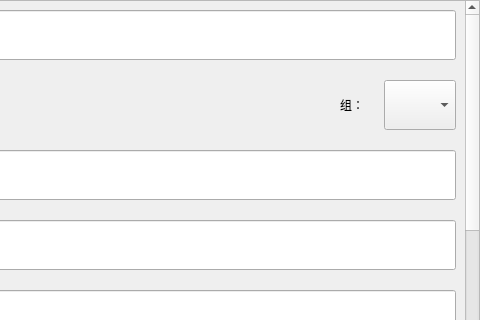
Old version of the form src/widget/wordcreatewidget.ui in the repository CongXue0/WordTerminator; both pictures show x 340 to 820 and y 0 to 320 of the 820 by 790 pixel window.
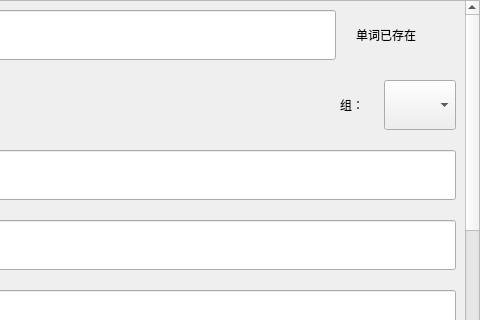
New version of the form.

What changed in the file:
```diff
--- a/src/widget/wordcreatewidget.ui
+++ b/src/widget/wordcreatewidget.ui
@@ -38,7 +38,7 @@
       <property name="geometry">
        <rect>
         <x>0</x>
-        <y>-2048</y>
+        <y>0</y>
         <width>801</width>
         <height>2836</height>
        </rect>
@@ -66,6 +66,19 @@
            </property>
           </widget>
          </item>
+         <item>
+          <widget class="QLabel" name="label_hint">
+           <property name="minimumSize">
+            <size>
+             <width>100</width>
+             <height>0</height>
+            </size>
+           </property>
+           <property name="text">
+            <string>单词已存在</string>
+           </property>
+          </widget>
+         </item>
         </layout>
        </item>
        <item>
```
